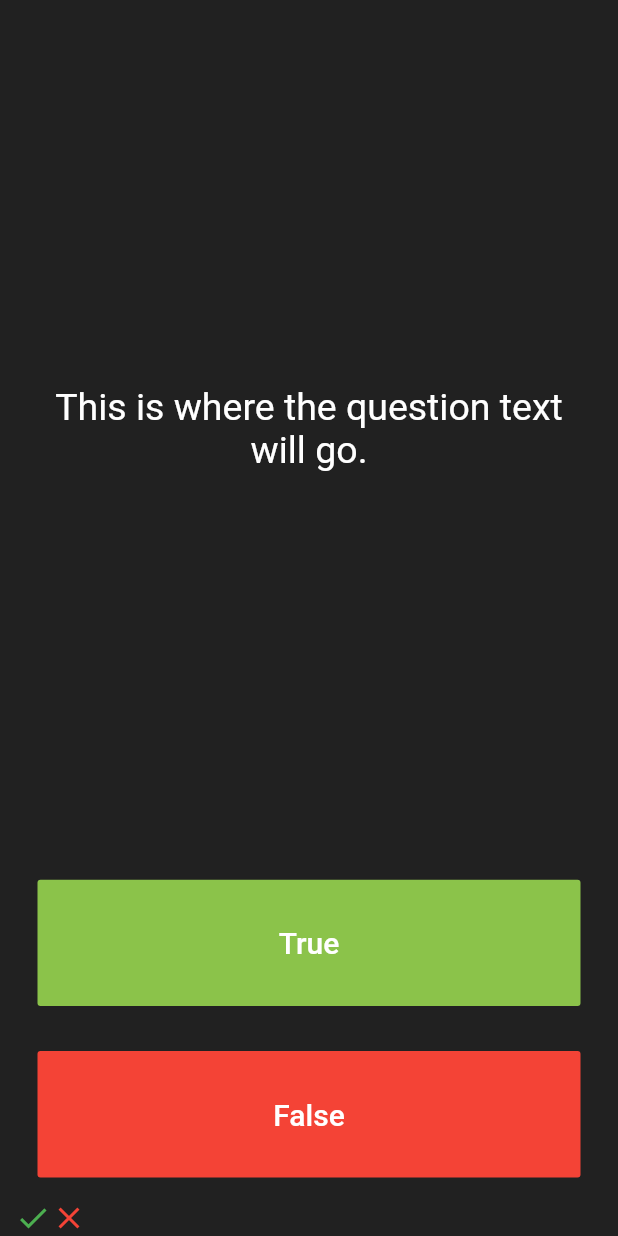
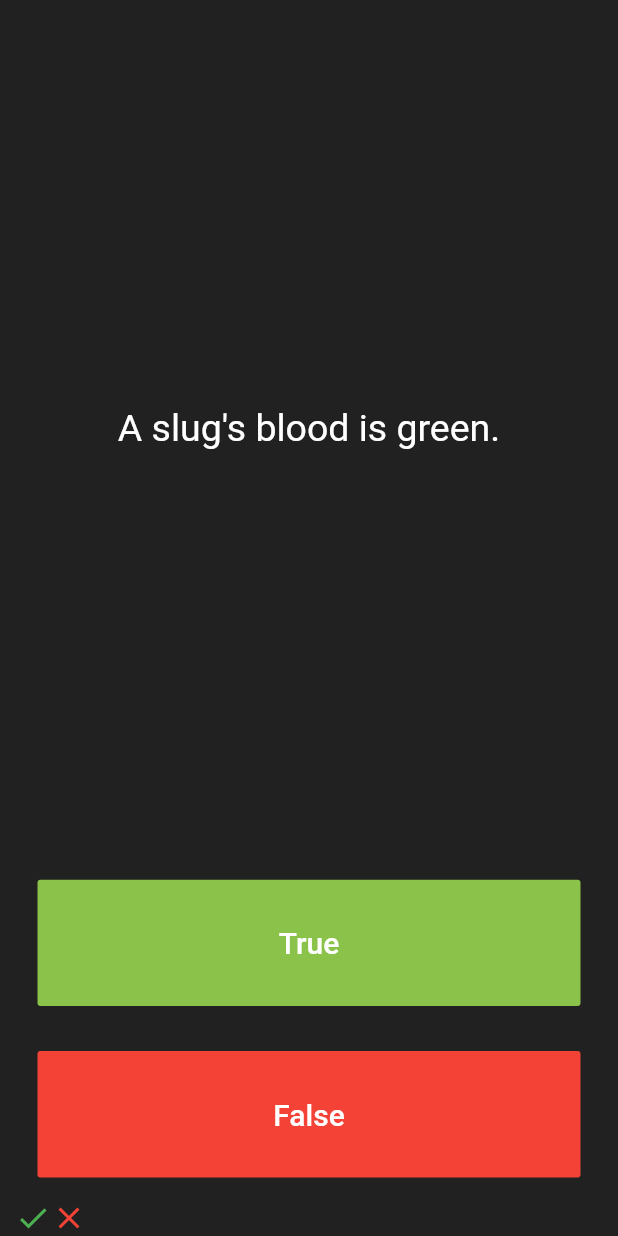
Before and after one commit to NiGh10GaLe/Quizzler-App-Test, a Flutter app: the screen it shows after launch, after a tap on "True", after a tap on "False", on a phone screen of 412 x 824 dp. Run offline on Flutter 3.47's test engine with Material 2 defaults, Android fonts, the phone set to English and light mode, and no system bars.

Commit message:
questions class

```diff
--- a/lib/main.dart
+++ b/lib/main.dart
@@ -1,4 +1,5 @@
 import 'package:flutter/material.dart';
+import 'question.dart';
 
 void main() => runApp(Quizzler());
 
@@ -28,6 +29,41 @@ class _QuizPageState extends State<QuizPage> {
   // We can use (( List<Icon> scoreKeeper = [ )) if the contents into it will be only icons
   List<Icon> scoreKeeper = [];
 
+  // List<String> questions = [
+  //   '1. You can lead a cow down stairs but not up stairs.',
+  //   '2. Approximately one quarter of human bones are in the feet.',
+  //   '3. A slug\'s blood is green.',
+  //   '4. You can lead a cow down stairs but not up stairs.',
+  //   '5. Approximately one quarter of human bones are in the feet.',
+  //   '6. A slug\'s blood is green.'
+  // ];
+  // List<bool> answers = [
+  //   true,
+  //   true,
+  //   false,
+  //   true,
+  //   true,
+  //   false,
+  // ];
+
+  List<Question> questions = [
+    Question(q: 'You can lead a cow down stairs but not up stairs.', a: true),
+    Question(
+        q: 'Approximately one quarter of human bones are in the feet.',
+        a: true),
+    Question(q: 'A slug\'s blood is green.', a: false),
+    Question(q: 'You can lead a cow down stairs but not up stairs.', a: true),
+    Question(
+        q: 'Approximately one quarter of human bones are in the feet.',
+        a: true),
+    Question(q: 'A slug\'s blood is green.', a: false),
+  ];
+  int questionNumber = 0;
+  void updateQ() {
+    questionNumber++;
+    print(questionNumber);
+  }
+
   @override
   Widget build(BuildContext context) {
     return Column(
@@ -40,7 +76,7 @@ class _QuizPageState extends State<QuizPage> {
             padding: EdgeInsets.all(10.0),
             child: Center(
               child: Text(
-                'This is where the question text will go.',
+                questions[questionNumber].questionText,
                 textAlign: TextAlign.center,
                 style: TextStyle(
                   fontSize: 25.0,
@@ -64,12 +100,24 @@ class _QuizPageState extends State<QuizPage> {
               ),
               onPressed: () {
                 setState(() {
+                  if (questionNumber < questions.length - 1) {
+                    if (questions[questionNumber].questionAnswer == true) {
                       scoreKeeper.add(
                         Icon(
                           Icons.check,
                           color: Colors.green,
                         ),
                       );
+                    } else {
+                      scoreKeeper.add(
+                        Icon(
+                          Icons.close,
+                          color: Colors.red,
+                        ),
+                      );
+                    }
+                    updateQ();
+                  }
                 });
               },
             ),
@@ -89,12 +137,24 @@ class _QuizPageState extends State<QuizPage> {
               ),
               onPressed: () {
                 setState(() {
+                  if (questionNumber < questions.length - 1) {
+                    if (questions[questionNumber].questionAnswer == false) {
+                      scoreKeeper.add(
+                        Icon(
+                          Icons.check,
+                          color: Colors.green,
+                        ),
+                      );
+                    } else {
                       scoreKeeper.add(
                         Icon(
                           Icons.close,
                           color: Colors.red,
                         ),
                       );
+                    }
+                    updateQ();
+                  }
                 });
               },
             ),
--- /dev/null
+++ b/lib/question.dart
@@ -0,0 +1,9 @@
+class Question {
+  String questionText;
+  bool questionAnswer;
+
+  Question({String q, bool a}) {
+    questionText = q;
+    questionAnswer = a;
+  }
+}
```
Lines whose indentation alone changed are shown as unchanged.
